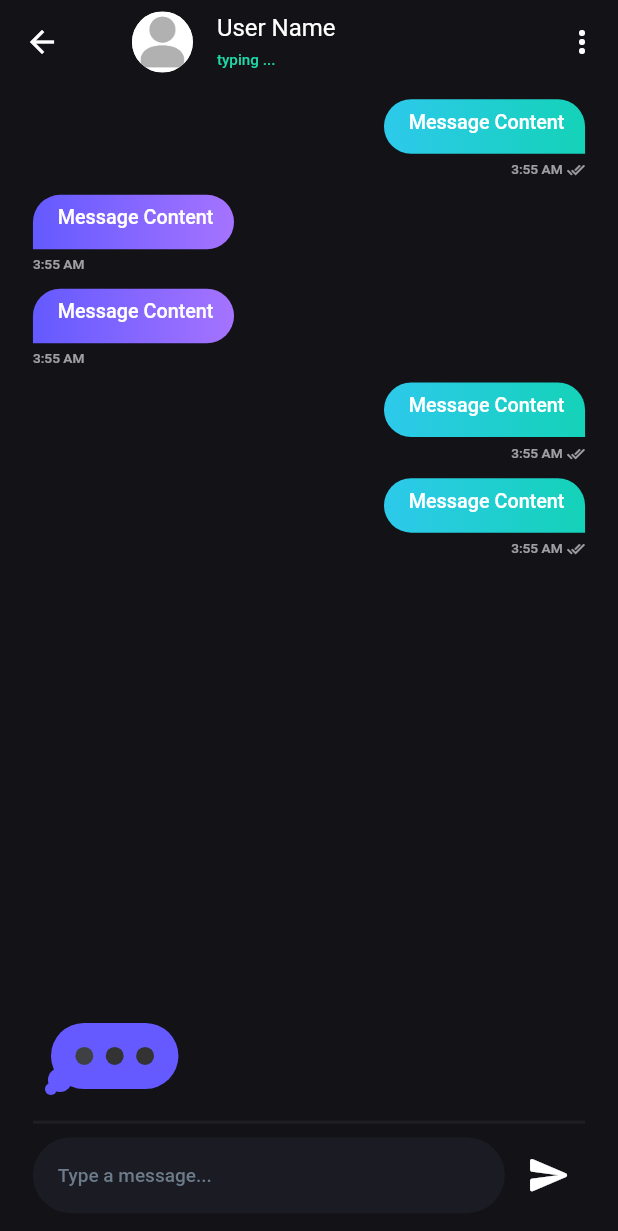
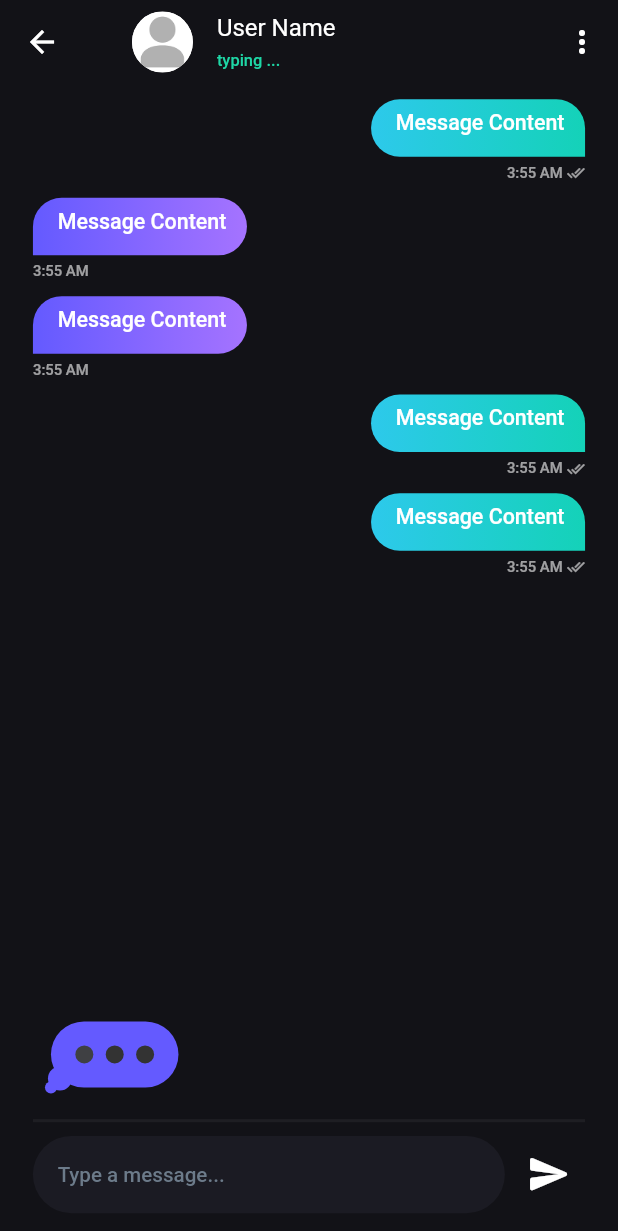
Before and after one commit to Nidal-J/Chat-Sample, a Flutter app: the ChatScreen screen opened by its route, on a phone screen of 412 x 824 dp. Shown: the top 1231 px of the screen. Run offline on Flutter 3.47's test engine with Material 2 defaults, Android fonts, the phone set to English and light mode, and no system bars; our stand-ins replace cloud_firestore, firebase_auth, firebase_core, flutter_screenutil, get, google_sign_in and 1 more; missing offline and left inert: flutter_facebook_auth; accounts and stored records are empty; project files that could hold a hidden picture were left out.

Commit message:
remove some unneeded code to start

```diff
--- a/lib/core/constants/colors_manager.dart
+++ b/lib/core/constants/colors_manager.dart
@@ -1,17 +1,15 @@
 import 'package:flutter/material.dart';
 
 class ColorsManager {
-  static const Color black = Color(0xFF16162E);
   static const Color white = Color(0xFFFFFFFF);
   static const Color purble = Color(0xFF645AFF);
-  static const Color green = Color(0xFF1ED7A6);
   static const Color pink = Color(0xFFFF3A79);
+  static const Color success = Color(0xFF1ED7A6);
   static const Color danger = Color(0xFFFF464B);
   static const Color scaffoldBg = Color(0xFF121217);
   static const Color textFieldColor = Color(0xFF1B1B23);
   static const Color hintColor = Color(0xFF6C7B8A);
   static const Color dividerColor = Color(0x0DFFFFFF);
-  // static const Color bgColor = Color(0xFF646b7f);
   static const Color bgColor = Color(0xFF484D5C);
   static Color shimmerBaseColor = Colors.grey.shade400;
   static Color shimmerHighlightColor = Colors.white;
--- a/lib/core/utils/show_snackbar.dart
+++ b/lib/core/utils/show_snackbar.dart
@@ -10,7 +10,7 @@ void showSnackbar({
   Get.showSnackbar(
     GetSnackBar(
       title: title,
-      backgroundColor: success ? ColorsManager.green : ColorsManager.danger,
+      backgroundColor: success ? ColorsManager.success : ColorsManager.danger,
       message: message,
       duration: Duration(seconds: duration),
     ),
--- a/lib/core/utils/view_logout_dialog.dart
+++ b/lib/core/utils/view_logout_dialog.dart
@@ -27,7 +27,6 @@ void viewLogoutDialog(
                 Text(message),
                 Divider(
                   thickness: 1,
-                  // indent: 100.w,
                   endIndent: 140.w,
                   height: 50.h,
                 ),
@@ -35,7 +34,6 @@ void viewLogoutDialog(
             ),
             content: Text(content ?? ''),
             actions: [
-              // SizedBox(width: 80.w),
               TextButton(
                 onPressed: () {
                   Get.back();
@@ -43,7 +41,7 @@ void viewLogoutDialog(
                 child: Text(
                   'Cancel',
                   style: TextStyle(
-                    color: ColorsManager.green,
+                    color: ColorsManager.success,
                     fontSize: 32.sp,
                     fontWeight: FontWeight.bold,
                   ),
@@ -85,7 +83,7 @@ void viewLogoutDialog(
                 child: Text(
                   'Yes',
                   style: TextStyle(
-                    color: ColorsManager.green,
+                    color: ColorsManager.success,
                     fontSize: 32.sp,
                     fontWeight: FontWeight.bold,
                   ),
--- a/lib/core/utils/view_message_request_dialog.dart
+++ b/lib/core/utils/view_message_request_dialog.dart
@@ -60,7 +60,7 @@ void viewMessageRequest(
                       height: 1.4,
                       fontSize: 40.sp,
                       fontWeight: FontWeight.bold,
-                      color: ColorsManager.green,
+                      color: ColorsManager.success,
                     ),
                     children: [
                       TextSpan(
@@ -138,7 +138,7 @@ void viewMessageRequest(
                       }
                     },
                     style: ElevatedButton.styleFrom(
-                      backgroundColor: ColorsManager.green,
+                      backgroundColor: ColorsManager.success,
                       fixedSize: Size(Get.width / 4, 60.h),
                     ),
                     child: const Text('Accept'),
--- a/lib/core/widgets/message_card.dart
+++ b/lib/core/widgets/message_card.dart
@@ -8,11 +8,11 @@ class MessageCard extends StatelessWidget {
     Key? key,
     required this.isMe,
     required this.message,
-    required this.date,
+    required this.time,
   }) : super(key: key);
   final bool isMe;
   final String message;
-  final String date;
+  final String time;
   @override
   Widget build(BuildContext context) {
     return Column(
@@ -53,7 +53,7 @@ class MessageCard extends StatelessWidget {
         Row(
           children: [
             Text(
-              date,
+              time,
               style: TextStyle(
                 fontSize: 18.sp,
                 color: Colors.white60,
--- a/lib/core/widgets/text_field_widget.dart
+++ b/lib/core/widgets/text_field_widget.dart
@@ -46,7 +46,7 @@ class TextFieldWidget extends StatelessWidget {
           return 'This field is required *';
         } else if (isPassword && value.length < 6) {
           return 'Password must be 6 characters at least!';
-        } else if (isEmail && !value.contains('@')) {
+        } else if (isEmail && (!value.contains('@') || !value.contains('.'))) {
           return 'Enter valid email!';
         }
         return null;
@@ -55,7 +55,6 @@ class TextFieldWidget extends StatelessWidget {
       keyboardType: isEmail ? TextInputType.emailAddress : keyboardType,
       obscureText: obscureText,
       style: TextStyle(
-        // letterSpacing: 1.2.r,
         color: ColorsManager.white,
         fontSize: 25.sp,
         fontWeight: FontWeight.w500,
--- a/lib/main.dart
+++ b/lib/main.dart
@@ -23,8 +23,6 @@ class MyApp extends StatelessWidget {
   Widget build(BuildContext context) {
     return ScreenUtilInit(
       designSize: const Size(750, 1624),
-      minTextAdapt: true,
-      splitScreenMode: true,
       builder: (context, child) {
         return GetMaterialApp(
           debugShowCheckedModeBanner: false,
--- a/lib/screens/app/chat_screen.dart
+++ b/lib/screens/app/chat_screen.dart
@@ -56,7 +56,7 @@ class _ChatScreenState extends State<ChatScreen> {
             'typing ...',
             style: TextStyle(
               fontSize: 20.sp,
-              color: ColorsManager.green,
+              color: ColorsManager.success,
             ),
           ),
         ),
@@ -100,7 +100,7 @@ class _ChatScreenState extends State<ChatScreen> {
                             MessageCard(
                               isMe: isMe[index],
                               message: 'Message Content',
-                              date: '3:55 AM',
+                              time: '3:55 AM',
                             ),
                           ],
                         ),
--- a/lib/screens/app/message_requests_screen.dart
+++ b/lib/screens/app/message_requests_screen.dart
@@ -91,7 +91,7 @@ class MessageRequestsScreen extends GetView<HomeScreenController> {
                               await _performAccept('99');
                             },
                             style: ElevatedButton.styleFrom(
-                                backgroundColor: ColorsManager.green,
+                                backgroundColor: ColorsManager.success,
                                 fixedSize: Size(Get.width / 4, 60.h)),
                             child: const Text('Accept'),
                           ),
--- a/lib/screens/auth/login_screen.dart
+++ b/lib/screens/auth/login_screen.dart
@@ -12,7 +12,6 @@ import 'package:chat_sample/core/utils/show_snackbar.dart';
 
 class LoginScreen extends GetView<LoginController> {
   const LoginScreen({super.key});
-
   @override
   Widget build(BuildContext context) {
     return Scaffold(
@@ -52,7 +51,7 @@ class LoginScreen extends GetView<LoginController> {
                             icon: controller.passwordVisible.value
                                 ? const Icon(
                                     Icons.visibility,
-                                    color: ColorsManager.green,
+                                    color: ColorsManager.success,
                                   )
                                 : const Icon(
                                     Icons.visibility_off,
```
Also changed, not shown: lib/core/utils/my_data.dart (+5 -25 lines), lib/core/utils/time_date_send.dart (+6 -12 lines), lib/firebase/fb_auth_controller.dart (+19 -18 lines), lib/firebase/fb_firestore_users_controller.dart (+9 -9 lines), lib/screens/app/all_contacts_screen.dart (+0 -15 lines), lib/screens/app/home_screen.dart (+9 -3 lines), 1 other file.
